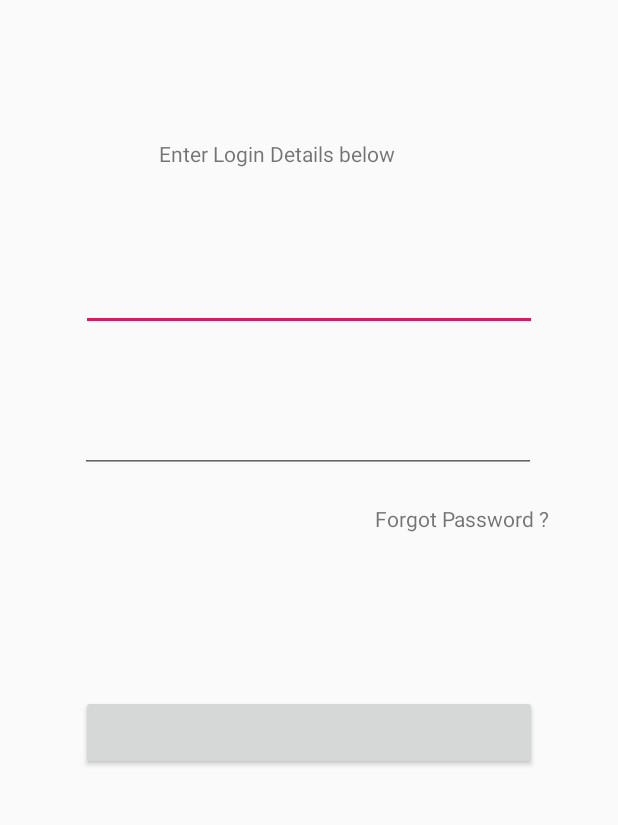
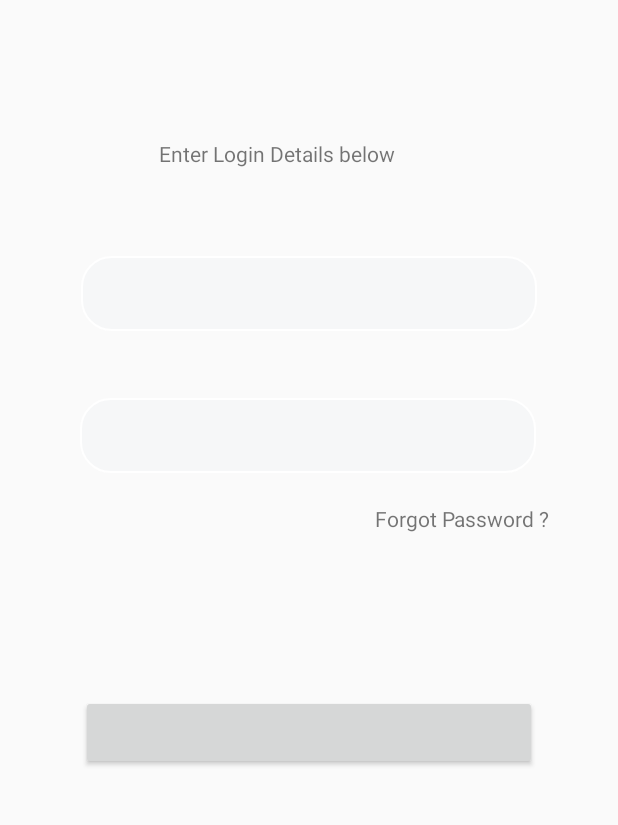
Before and after one commit to omoshthegeek254/FactsAfrica, an Android app: the LoginActivity screen opened directly, with no data from a screen before it, on a phone screen of 412 x 824 dp, the part 244-1069 px from its top. Run offline under Robolectric (Android 15) with nearby library versions, the phone set to English and light mode, and no system bars.

Commit message:
add background

```diff
--- a/buyer/src/main/res/layout/activity_login.xml
+++ b/buyer/src/main/res/layout/activity_login.xml
@@ -32,7 +32,7 @@
 
     <EditText
         android:id="@+id/mail"
-
+        android:background="@drawable/login_edits"
         android:layout_width="304dp"
         android:layout_height="50dp"
         app:layout_constraintBottom_toBottomOf="parent"
@@ -44,6 +44,7 @@
 
     <EditText
         android:id="@+id/editText"
+        android:background="@drawable/login_edits"
         android:layout_width="304dp"
         android:layout_height="50dp"
         app:layout_constraintBottom_toBottomOf="parent"
```
